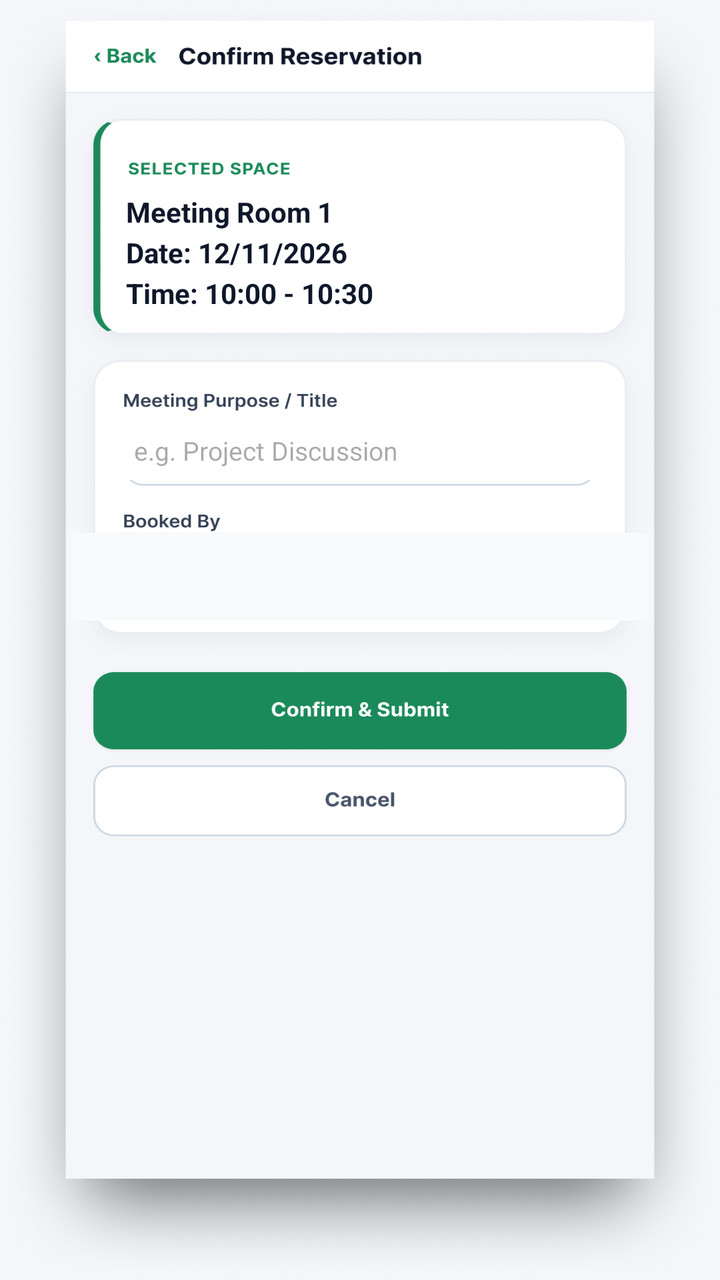
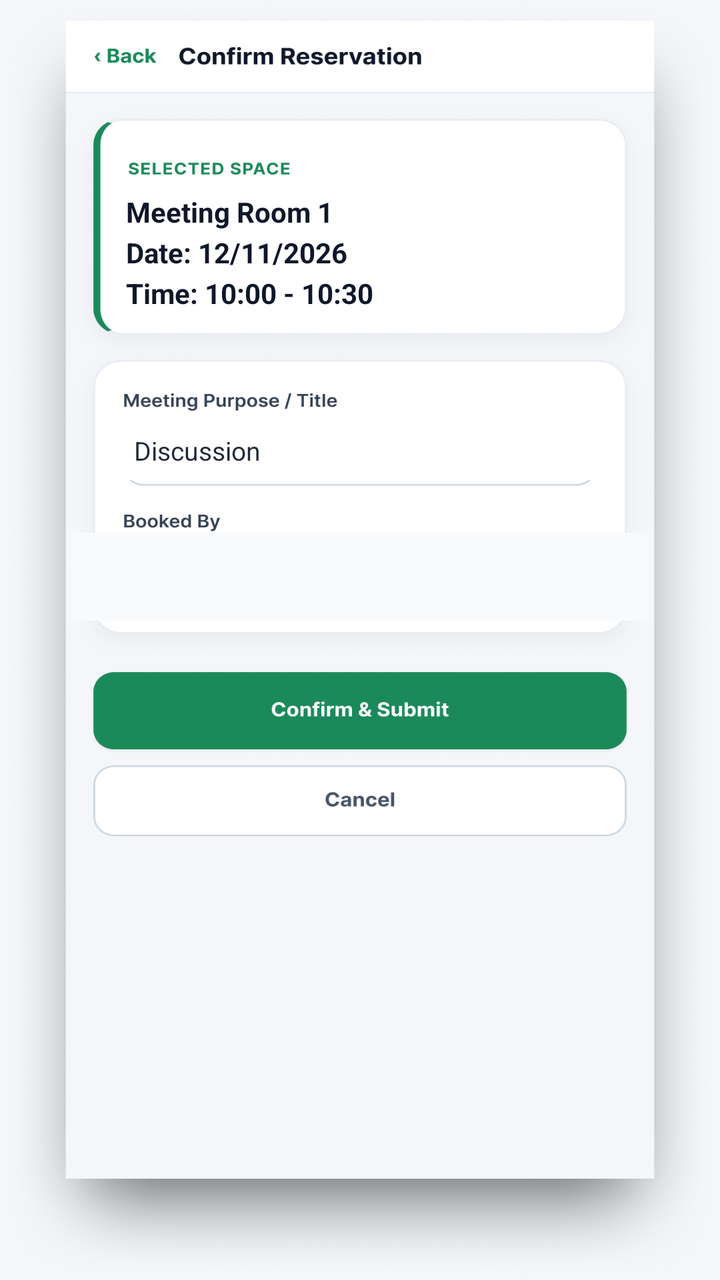

An Android layout rendered at two revisions. The XML below is the earlier revision; the diff shows what the commit changed to produce the second picture.
<!-- AndroidManifest.xml: application theme Theme.SharedOfficeBookingApp -->
<!-- res/layout/activity_booking_form.xml -->
<?xml version="1.0" encoding="utf-8"?>
<androidx.constraintlayout.widget.ConstraintLayout xmlns:android="http://schemas.android.com/apk/res/android"
    xmlns:app="http://schemas.android.com/apk/res-auto"
    android:layout_width="match_parent"
    android:layout_height="match_parent"
    android:background="#F4F6F9">

    <ImageView
        android:id="@+id/ivBgForm"
        android:layout_width="0dp"
        android:layout_height="0dp"
        android:scaleType="fitXY"
        android:src="@drawable/bookingformrex"
        app:layout_constraintBottom_toBottomOf="parent"
        app:layout_constraintEnd_toEndOf="parent"
        app:layout_constraintStart_toStartOf="parent"
        app:layout_constraintTop_toTopOf="parent" />

    
    <Button
        android:id="@+id/btnBackForm"
        android:layout_width="0dp"
        android:layout_height="0dp"
        android:background="@android:color/transparent"
        app:layout_constraintBottom_toBottomOf="parent"
        app:layout_constraintEnd_toEndOf="parent"
        app:layout_constraintHeight_percent="0.045"
        app:layout_constraintHorizontal_bias="0.11"
        app:layout_constraintStart_toStartOf="parent"
        app:layout_constraintTop_toTopOf="parent"
        app:layout_constraintVertical_bias="0.025"
        app:layout_constraintWidth_percent="0.20" />

    
    <TextView
        android:id="@+id/tvFormSummary"
        android:layout_width="0dp"
        android:layout_height="0dp"
        android:background="#FFFFFF"
        android:gravity="center_vertical"
        android:lineSpacingExtra="4dp"
        android:paddingStart="6dp"
        android:paddingEnd="6dp"
        android:text="Meeting Room 1\nDate: 12/11/2026\nTime: 10:00 - 10:30"
        android:textColor="#0F172A"
        android:textSize="14sp"
        android:textStyle="bold"
        app:layout_constraintBottom_toBottomOf="parent"
        app:layout_constraintEnd_toEndOf="parent"
        app:layout_constraintHeight_percent="0.105"
        app:layout_constraintHorizontal_bias="0.496"
        app:layout_constraintStart_toStartOf="parent"
        app:layout_constraintTop_toTopOf="parent"
        app:layout_constraintVertical_bias="0.162"
        app:layout_constraintWidth_percent="0.68" />

    
    <EditText
        android:id="@+id/etPurpose"
        android:layout_width="0dp"
        android:layout_height="0dp"
        android:background="#FFFFFF"
        android:gravity="center_vertical|start"
        android:hint="e.g. Project Discussion"
        android:inputType="text"
        android:paddingStart="10dp"
        android:paddingEnd="10dp"
        android:textColor="#1E293B"
        android:textSize="13sp"
        app:layout_constraintBottom_toBottomOf="parent"
        app:layout_constraintEnd_toEndOf="parent"
        app:layout_constraintHeight_percent="0.046"
        app:layout_constraintHorizontal_bias="0.496"
        app:layout_constraintStart_toStartOf="parent"
        app:layout_constraintTop_toTopOf="parent"
        app:layout_constraintVertical_bias="0.345"
        app:layout_constraintWidth_percent="0.68" />

    

    

    <Spinner
        android:id="@+id/spBookedFor"
        android:layout_width="289dp"
        android:layout_height="44dp"
        android:background="#F8FAFC"
        android:visibility="visible"
        app:layout_constraintBottom_toBottomOf="parent"
        app:layout_constraintEnd_toEndOf="parent"
        app:layout_constraintHeight_percent="0.044"
        app:layout_constraintHorizontal_bias="0.496"
        app:layout_constraintStart_toStartOf="parent"
        app:layout_constraintTop_toTopOf="parent"
        app:layout_constraintVertical_bias="0.447"
        app:layout_constraintWidth_percent="0.68" />

    <Button
        android:id="@+id/btnSubmitBooking"
        android:layout_width="0dp"
        android:layout_height="0dp"
        android:background="@android:color/transparent"
        app:layout_constraintBottom_toBottomOf="parent"
        app:layout_constraintEnd_toEndOf="parent"
        app:layout_constraintHeight_percent="0.055"
        app:layout_constraintStart_toStartOf="parent"
        app:layout_constraintTop_toTopOf="parent"
        app:layout_constraintVertical_bias="0.558"
        app:layout_constraintWidth_percent="0.76" />

</androidx.constraintlayout.widget.ConstraintLayout>
<!-- resources referenced by this layout -->
<resources>
  <!-- drawable bookingformrex: png bitmap (drawable, 796001 bytes) -->
  <style name="Theme.SharedOfficeBookingApp" parent="Base.Theme.SharedOfficeBookingApp" />
  <style name="Base.Theme.SharedOfficeBookingApp" parent="Theme.Material3.DayNight.NoActionBar">
          
          
      </style>
</resources>

<!-- the commit's change to res/layout/activity_booking_form.xml (unified diff, before → after) -->
@@ -62,6 +62,7 @@
         android:background="#FFFFFF"
         android:gravity="center_vertical|start"
         android:hint="e.g. Project Discussion"
+        android:text="Discussion"
         android:inputType="text"
         android:paddingStart="10dp"
         android:paddingEnd="10dp"
